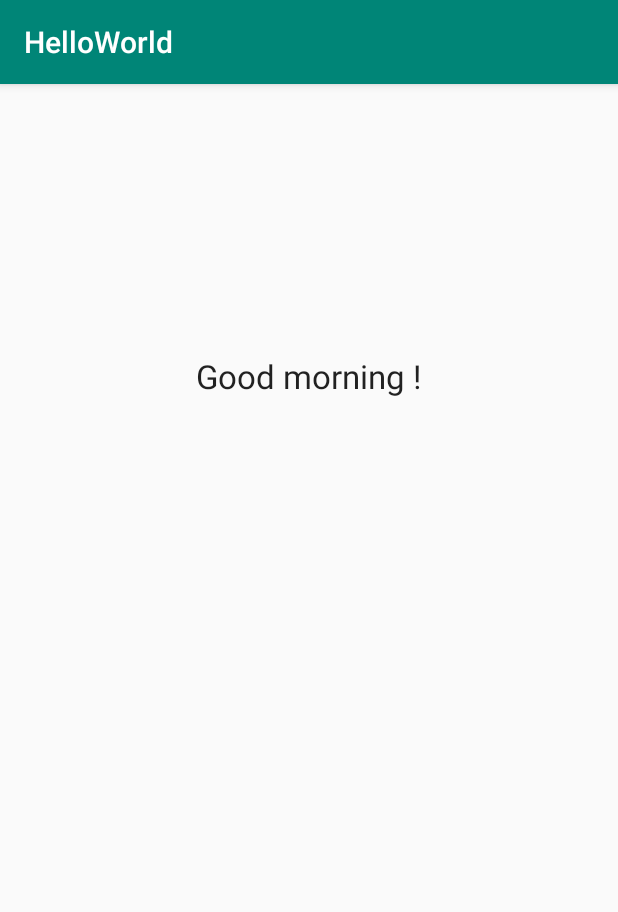
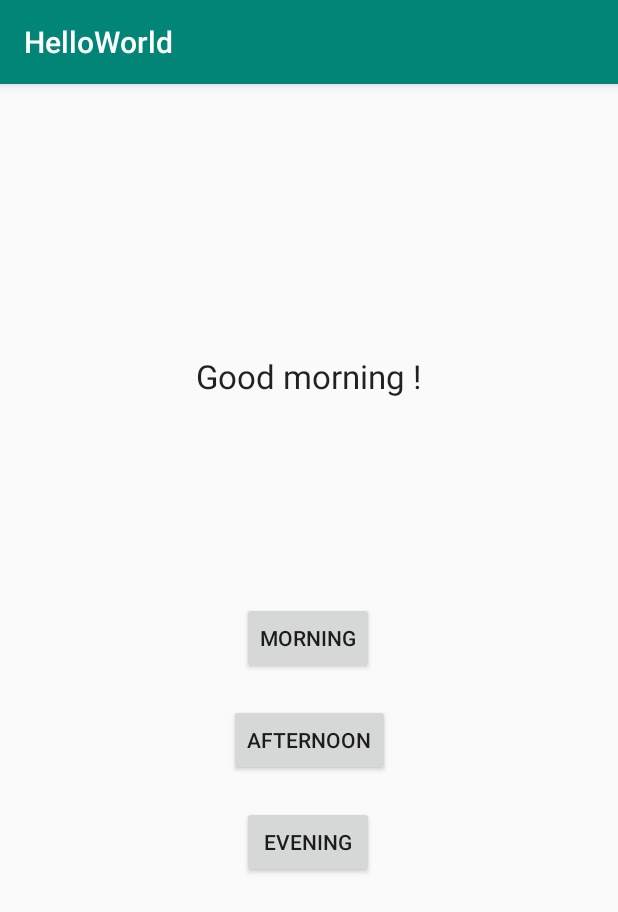
Before and after one commit to yongwoon/balnk, an Android app: the screen it shows after launch (MainActivity), on a phone screen of 412 x 824 dp. Shown: the top 912 px of the screen. Run offline under Robolectric (Android 15) with nearby library versions, the phone set to English and light mode, and no system bars.

Commit message:
Add buttons

```diff
--- a/HelloWorld/app/src/main/res/layout/activity_main.xml
+++ b/HelloWorld/app/src/main/res/layout/activity_main.xml
@@ -21,4 +21,36 @@
         app:layout_constraintEnd_toEndOf="parent"
         app:layout_constraintStart_toStartOf="parent"
         app:layout_constraintTop_toTopOf="parent" />
+
+    <Button
+        android:id="@+id/morningBtn"
+        android:layout_width="wrap_content"
+        android:layout_height="wrap_content"
+        android:layout_marginTop="136dp"
+        android:text="@string/morning_text"
+        app:layout_constraintEnd_toEndOf="parent"
+        app:layout_constraintHorizontal_bias="0.498"
+        app:layout_constraintStart_toStartOf="parent"
+        app:layout_constraintTop_toBottomOf="@+id/greetingText" />
+
+    <Button
+        android:id="@+id/afternoonBtn"
+        android:layout_width="wrap_content"
+        android:layout_height="wrap_content"
+        android:layout_marginTop="20dp"
+        android:text="@string/afternoon_text"
+        app:layout_constraintEnd_toEndOf="parent"
+        app:layout_constraintStart_toStartOf="parent"
+        app:layout_constraintTop_toBottomOf="@+id/morningBtn" />
+
+    <Button
+        android:id="@+id/eveningBtn"
+        android:layout_width="wrap_content"
+        android:layout_height="wrap_content"
+        android:layout_marginTop="20dp"
+        android:text="@string/evening_text"
+        app:layout_constraintEnd_toEndOf="parent"
+        app:layout_constraintHorizontal_bias="0.498"
+        app:layout_constraintStart_toStartOf="parent"
+        app:layout_constraintTop_toBottomOf="@+id/afternoonBtn" />
 </android.support.constraint.ConstraintLayout>
```
